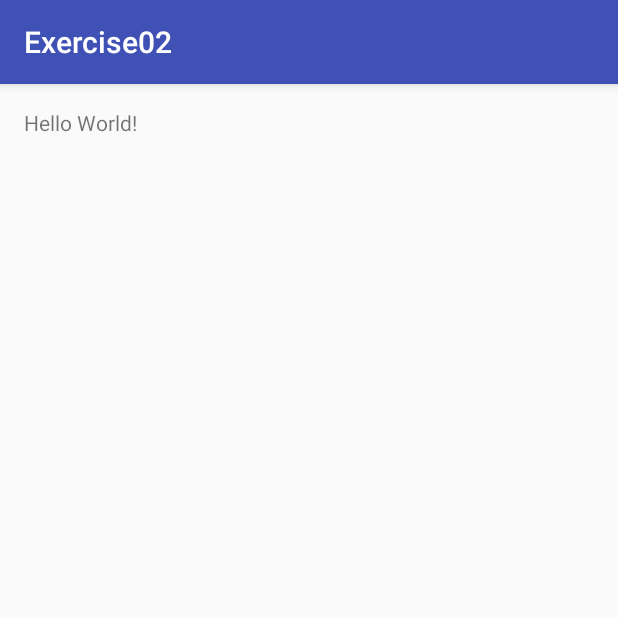
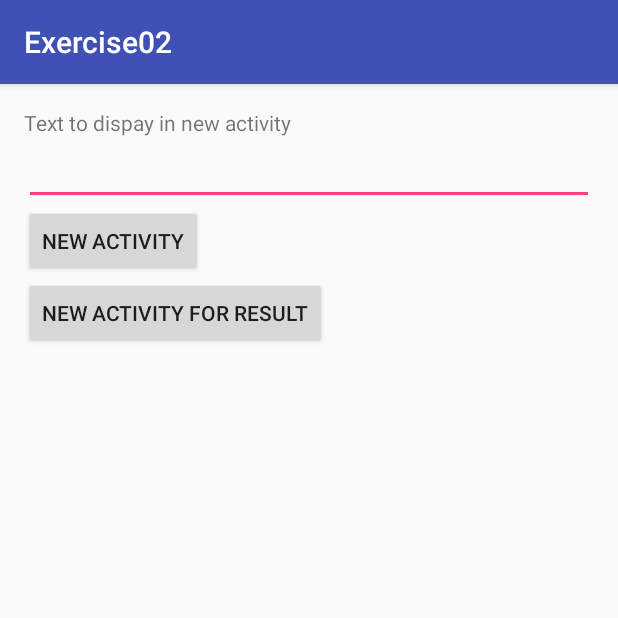
Before and after one commit to juraj0137/android-application-dev, an Android app: the screen it shows after launch (MainActivity before the commit, IntentExampleActivity after it), on a phone screen of 412 x 824 dp, the top half of it. Run offline under Robolectric (Android 15) with nearby library versions, the phone set to English and light mode, and no system bars.

Commit message:
sending intent to another activity

```diff
--- a/Exercise02/app/build.gradle
+++ b/Exercise02/app/build.gradle
@@ -23,4 +23,5 @@ dependencies {
     compile fileTree(dir: 'libs', include: ['*.jar'])
     testCompile 'junit:junit:4.12'
     compile 'com.android.support:appcompat-v7:24.2.0'
+    compile 'com.android.support:design:24.2.0'
 }
--- a/Exercise02/app/src/main/AndroidManifest.xml
+++ b/Exercise02/app/src/main/AndroidManifest.xml
@@ -8,13 +8,13 @@
         android:label="@string/app_name"
         android:supportsRtl="true"
         android:theme="@style/AppTheme">
-        <activity android:name=".MainActivity">
+        <activity android:name=".IntentExampleActivity">
             <intent-filter>
                 <action android:name="android.intent.action.MAIN" />
-
                 <category android:name="android.intent.category.LAUNCHER" />
             </intent-filter>
         </activity>
+        <activity android:name=".NewEmptyActivity"></activity>
     </application>
 
 </manifest>
--- /dev/null
+++ b/Exercise02/app/src/main/res/layout/activity_intent_example.xml
@@ -0,0 +1,45 @@
+<?xml version="1.0" encoding="utf-8"?>
+<RelativeLayout xmlns:android="http://schemas.android.com/apk/res/android"
+    xmlns:tools="http://schemas.android.com/tools"
+    android:layout_width="match_parent"
+    android:layout_height="match_parent"
+    android:paddingBottom="@dimen/activity_vertical_margin"
+    android:paddingLeft="@dimen/activity_horizontal_margin"
+    android:paddingRight="@dimen/activity_horizontal_margin"
+    android:paddingTop="@dimen/activity_vertical_margin"
+    tools:context="com.example.k8049.exercise02.IntentExampleActivity">
+
+    <TextView
+        android:layout_width="wrap_content"
+        android:layout_height="wrap_content"
+        android:text="Text to dispay in new activity"
+        android:id="@+id/textView" />
+
+    <EditText
+        android:layout_width="match_parent"
+        android:layout_height="wrap_content"
+        android:id="@+id/editText"
+        android:layout_below="@+id/textView"
+        android:inputType="text" />
+
+    <Button
+        android:layout_width="wrap_content"
+        android:layout_height="wrap_content"
+        android:text="@string/new_activity"
+        android:id="@+id/button"
+        android:layout_below="@+id/editText"
+        android:layout_alignParentLeft="true"
+        android:layout_alignParentStart="true"
+        android:onClick="startNewActivity"/>
+
+    <Button
+        android:layout_width="wrap_content"
+        android:layout_height="wrap_content"
+        android:text="@string/new_activity_for_result"
+        android:id="@+id/buttonNewActivityForResult"
+        android:layout_below="@+id/button"
+        android:layout_alignParentLeft="true"
+        android:layout_alignParentStart="true"
+        android:onClick="startNewActivityForResult"/>
+
+</RelativeLayout>
--- a/Exercise02/app/src/main/res/values/dimens.xml
+++ b/Exercise02/app/src/main/res/values/dimens.xml
@@ -2,4 +2,5 @@
     <!-- Default screen margins, per the Android Design guidelines. -->
     <dimen name="activity_horizontal_margin">16dp</dimen>
     <dimen name="activity_vertical_margin">16dp</dimen>
+    <dimen name="fab_margin">16dp</dimen>
 </resources>
--- a/Exercise02/app/src/main/res/values/strings.xml
+++ b/Exercise02/app/src/main/res/values/strings.xml
@@ -1,3 +1,9 @@
 <resources>
     <string name="app_name">Exercise02</string>
+    <string name="button_buttons">Buttons</string>
+    <string name="button_map">Map</string>
+    <string name="button_listView">List View</string>
+    <string name="title_activity_intent_example">IntentExampleActivity</string>
+    <string name="new_activity">New activity</string>
+    <string name="new_activity_for_result">New activity for result</string>
 </resources>
```
Also changed, not shown: Exercise02/app/src/main/java/com/example/k8049/exercise02/IntentExampleActivity.java (added, +53 -0 lines), Exercise02/app/src/main/java/com/example/k8049/exercise02/NewEmptyActivity.java (added, +30 -0 lines), Exercise02/app/src/main/res/layout/activity_main.xml (+20 -2 lines), Exercise02/app/src/main/res/layout/activity_new_empty.xml (added, +42 -0 lines), Exercise02/app/src/main/res/values-v21/styles.xml (added, +9 -0 lines), Exercise02/app/src/main/res/values/styles.xml (+9 -0 lines), 1 other file.
